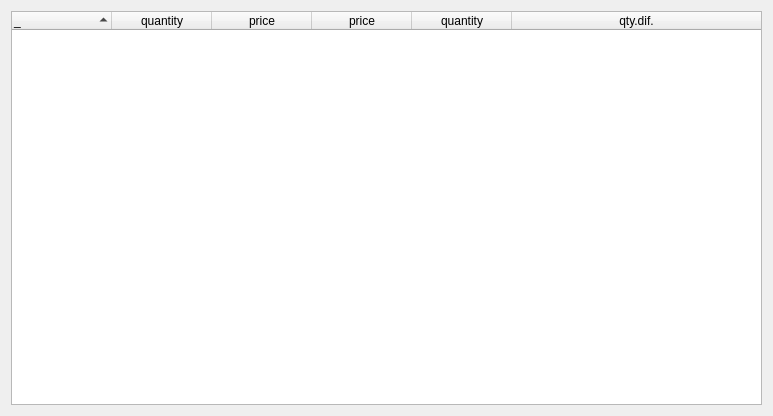
First picture: the form in src/qt_components/src/qorderbook/wexecsreport.ui, repository jleahred/maiquel-toolkit-cpp, before the edit.
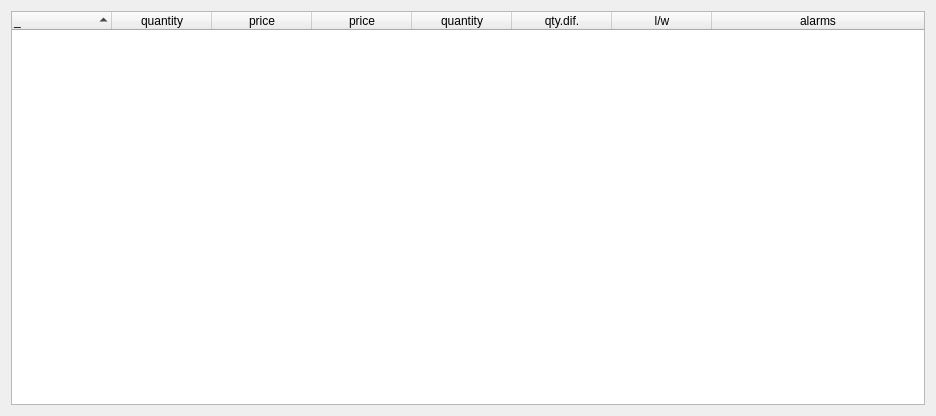
Second picture: the form after the edit.

Commit message: cimdtrade  MODIF  win/loss

```diff
--- a/src/qt_components/src/qorderbook/wexecsreport.ui
+++ b/src/qt_components/src/qorderbook/wexecsreport.ui
@@ -6,7 +6,7 @@
    <rect>
     <x>0</x>
     <y>0</y>
-    <width>773</width>
+    <width>936</width>
     <height>416</height>
    </rect>
   </property>
@@ -73,6 +73,22 @@
        <set>AlignHCenter|AlignVCenter|AlignCenter</set>
       </property>
      </column>
+     <column>
+      <property name="text">
+       <string>l/w</string>
+      </property>
+      <property name="textAlignment">
+       <set>AlignHCenter|AlignVCenter|AlignCenter</set>
+      </property>
+     </column>
+     <column>
+      <property name="text">
+       <string>alarms</string>
+      </property>
+      <property name="textAlignment">
+       <set>AlignHCenter|AlignVCenter|AlignCenter</set>
+      </property>
+     </column>
     </widget>
    </item>
   </layout>
```
The commit also changes 2 other files.
